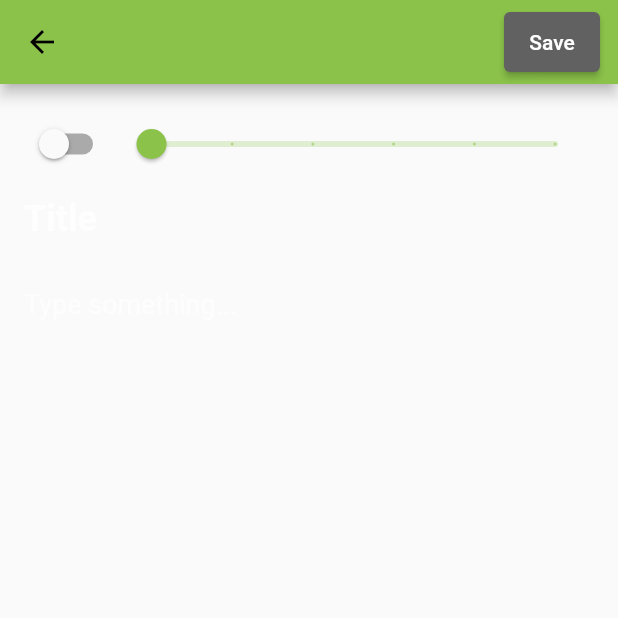
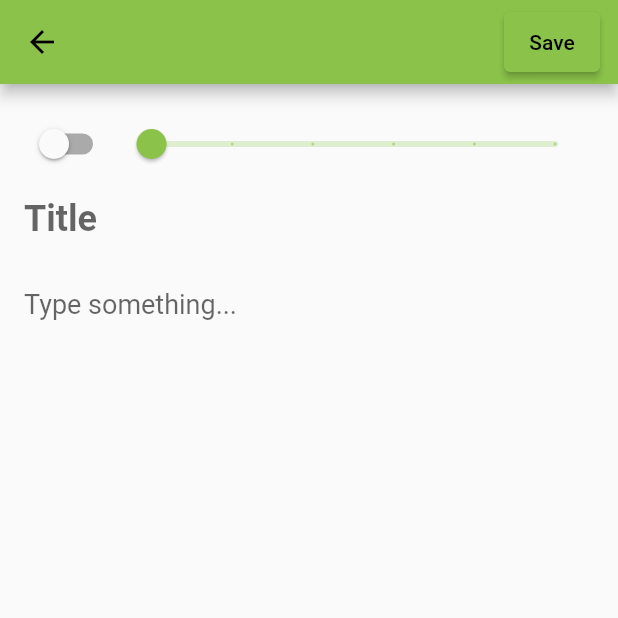
Before and after one commit to Amit-exe/Dailer, a Flutter app: the CallNotes screen opened directly, after a tap on the "add" icon, on a phone screen of 412 x 824 dp, the top half of it. Run offline on Flutter 3.47's test engine with Material 2 defaults, Android fonts, the phone set to English and light mode, and no system bars; our stand-ins replace rflutter_alert, shared_preferences, sqflite; missing offline and left inert: flutter_phone_direct_caller, fluttercontactpicker; accounts and stored records are empty.

Commit message:
progress on notes feature

```diff
--- a/lib/db/notes_database.dart
+++ b/lib/db/notes_database.dart
@@ -36,8 +36,7 @@ CREATE TABLE $tableNotes (
   ${NoteFields.number} $integerType,
   ${NoteFields.title} $textType,
   ${NoteFields.description} $textType,
-  ${NoteFields.time} $textType,
-  test $textType
+  ${NoteFields.time} $textType
   )
 ''');
   }
@@ -92,6 +91,7 @@ CREATE TABLE $tableNotes (
   }
 
   Future close() async {
+    print("called me");
     final db = await instance.database;
     db.close();
   }
--- a/lib/screens/call_note.dart
+++ b/lib/screens/call_note.dart
@@ -1,4 +1,5 @@
 import 'package:flutter/material.dart';
+import 'package:flutter/services.dart';
 import 'package:flutter_staggered_grid_view/flutter_staggered_grid_view.dart';
 import 'package:two_stage_d/db/notes_database.dart';
 import 'package:two_stage_d/model/note.dart';
@@ -18,15 +19,23 @@ class _CallNotesState extends State<CallNotes> {
   @override
   void initState() {
     super.initState();
-
+    testinit();
     refreshNotes();
   }
 
   @override
   void dispose() {
-    NotesDatabase.instance.close();
+    // NotesDatabase.instance.close();
 
     super.dispose();
+  }
+
+  Future testinit() async {
+    WidgetsFlutterBinding.ensureInitialized();
+    await SystemChrome.setPreferredOrientations([
+      DeviceOrientation.portraitUp,
+      DeviceOrientation.portraitDown,
+    ]);
   }
 
   Future refreshNotes() async {
@@ -52,12 +61,10 @@ class _CallNotesState extends State<CallNotes> {
               : notes.isEmpty
                   ? Text(
                       'No Notes',
-                      style: TextStyle(color: Colors.white, fontSize: 24),
                     )
                   : buildNotes(),
         ),
         floatingActionButton: FloatingActionButton(
-          backgroundColor: Colors.black,
           child: Icon(Icons.add),
           onPressed: () async {
             await Navigator.of(context).push(
@@ -72,7 +79,7 @@ class _CallNotesState extends State<CallNotes> {
   Widget buildNotes() => StaggeredGridView.countBuilder(
         padding: EdgeInsets.all(8),
         itemCount: notes.length,
-        staggeredTileBuilder: (index) => StaggeredTile.fit(2),
+        staggeredTileBuilder: (index) => StaggeredTile.fit(4),
         crossAxisCount: 4,
         mainAxisSpacing: 4,
         crossAxisSpacing: 4,
--- a/lib/screens/edit_note_page.dart
+++ b/lib/screens/edit_note_page.dart
@@ -59,10 +59,6 @@ class _AddEditNotePageState extends State<AddEditNotePage> {
     return Padding(
       padding: EdgeInsets.symmetric(vertical: 8, horizontal: 12),
       child: ElevatedButton(
-        style: ElevatedButton.styleFrom(
-          onPrimary: Colors.white,
-          primary: isFormValid ? null : Colors.grey.shade700,
-        ),
         onPressed: addOrUpdateNote,
         child: Text('Save'),
       ),
--- a/lib/screens/note_detail_page.dart
+++ b/lib/screens/note_detail_page.dart
@@ -50,7 +50,6 @@ class _NoteDetailPageState extends State<NoteDetailPage> {
                     Text(
                       note.title,
                       style: TextStyle(
-                        color: Colors.white,
                         fontSize: 22,
                         fontWeight: FontWeight.bold,
                       ),
@@ -58,12 +57,10 @@ class _NoteDetailPageState extends State<NoteDetailPage> {
                     SizedBox(height: 8),
                     Text(
                       DateFormat.yMMMd().format(note.createdTime),
-                      style: TextStyle(color: Colors.white38),
                     ),
                     SizedBox(height: 8),
                     Text(
                       note.description,
-                      style: TextStyle(color: Colors.white70, fontSize: 18),
                     )
                   ],
                 ),
--- a/lib/widget/note_form_widget.dart
+++ b/lib/widget/note_form_widget.dart
@@ -59,14 +59,12 @@ class NoteFormWidget extends StatelessWidget {
         maxLines: 1,
         initialValue: title,
         style: TextStyle(
-          color: Colors.white70,
           fontWeight: FontWeight.bold,
           fontSize: 24,
         ),
         decoration: InputDecoration(
           border: InputBorder.none,
           hintText: 'Title',
-          hintStyle: TextStyle(color: Colors.white70),
         ),
         validator: (title) =>
             title != null && title.isEmpty ? 'The title cannot be empty' : null,
@@ -76,11 +74,10 @@ class NoteFormWidget extends StatelessWidget {
   Widget buildDescription() => TextFormField(
         maxLines: 5,
         initialValue: description,
-        style: TextStyle(color: Colors.white60, fontSize: 18),
+        style: TextStyle(fontSize: 18),
         decoration: InputDecoration(
           border: InputBorder.none,
           hintText: 'Type something...',
-          hintStyle: TextStyle(color: Colors.white60),
         ),
         validator: (title) => title != null && title.isEmpty
             ? 'The description cannot be empty'
```
Also changed, not shown: lib/main.dart (+10 -10 lines), lib/widget/note_card_widget.dart (+4 -30 lines), pubspec.lock, 33 other files.
